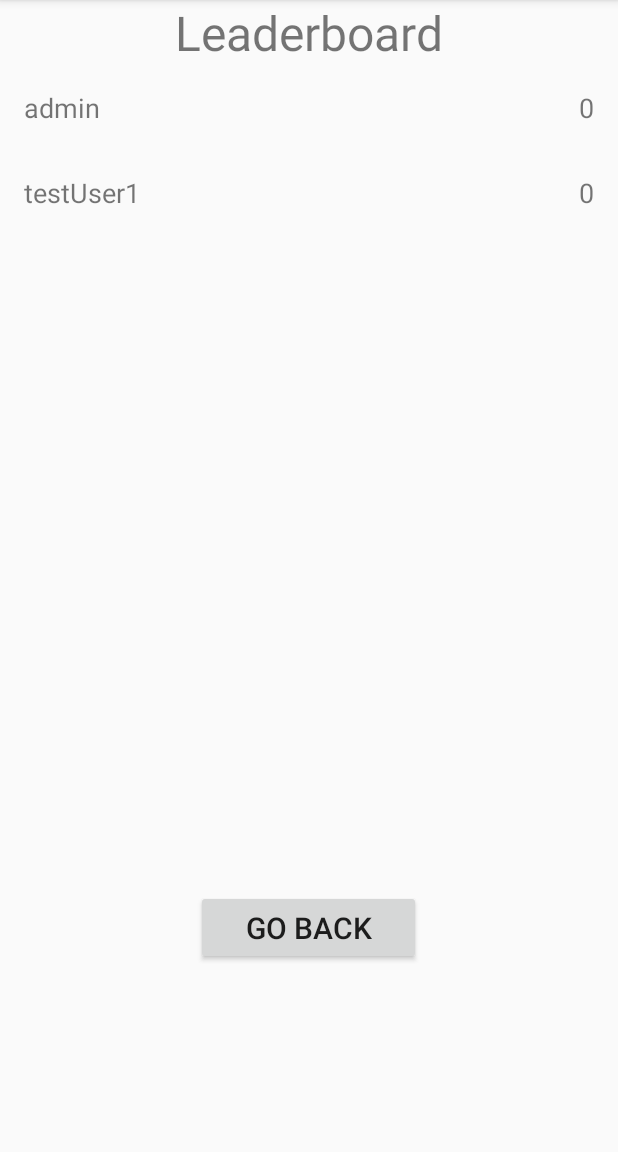
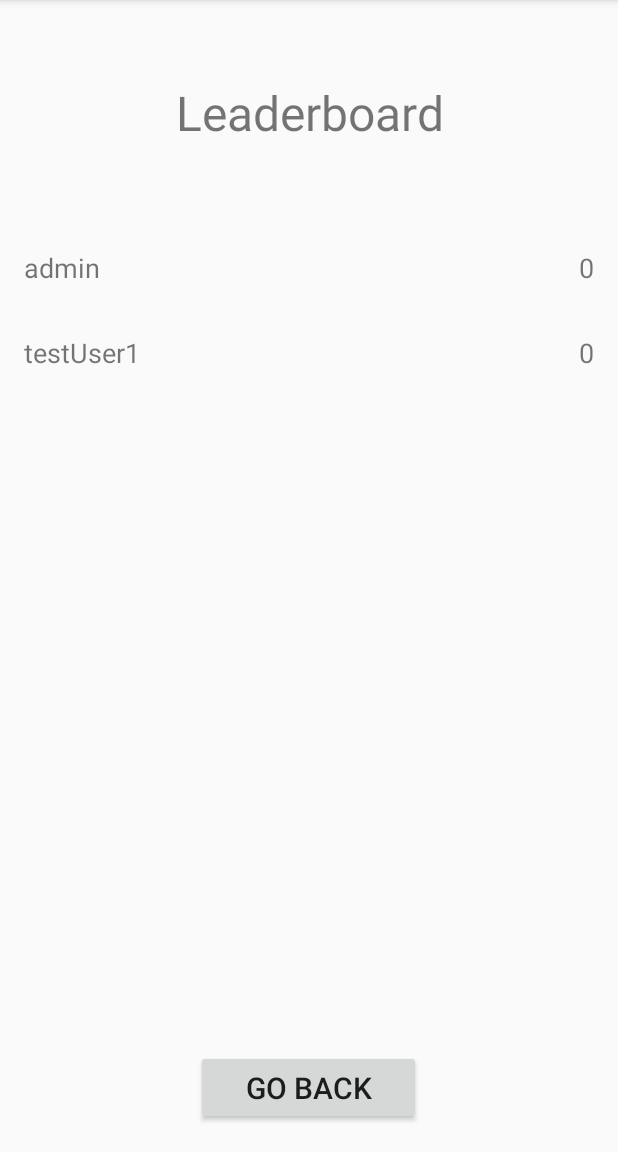
Before and after one commit to Dinomyt/TriviaQuest, an Android app: the LeaderboardActivity screen opened directly, with no data from a screen before it, on a phone screen of 412 x 824 dp, the part 84-1236 px from its top. Run offline under Robolectric (Android 15) with nearby library versions, the phone set to English and light mode, and no system bars; our stand-ins replace Room's generated code.

Commit message:
adjusted height of leaderboard title

```diff
--- a/app/src/main/res/layout/activity_leaderboard.xml
+++ b/app/src/main/res/layout/activity_leaderboard.xml
@@ -7,7 +7,8 @@
     <TextView
         android:id="@+id/leaderboardTitle"
         android:layout_width="wrap_content"
-        android:layout_height="wrap_content"
+        android:layout_height="150dp"
+        android:gravity="center"
         android:text="@string/leaderboard"
         android:textSize="32sp"
         app:layout_constraintEnd_toEndOf="parent"
```
